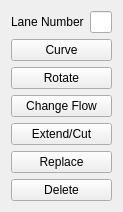
UmutSahinSE/Ata-Caddesi-Simulator, file roadoptions.ui: the form before one commit.
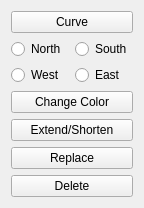
The form after the commit.

The edit to the form file:
```diff
--- a/roadoptions.ui
+++ b/roadoptions.ui
@@ -6,28 +6,14 @@
    <rect>
     <x>0</x>
     <y>0</y>
-    <width>123</width>
-    <height>156</height>
+    <width>144</width>
+    <height>150</height>
    </rect>
   </property>
   <property name="windowTitle">
    <string>Form</string>
   </property>
   <layout class="QVBoxLayout" name="verticalLayout">
-   <item>
-    <layout class="QHBoxLayout" name="horizontalLayout">
-     <item>
-      <widget class="QLabel" name="label_7">
-       <property name="text">
-        <string>Lane Number</string>
-       </property>
-      </widget>
-     </item>
-     <item>
-      <widget class="QLineEdit" name="lineEdit"/>
-     </item>
-    </layout>
-   </item>
    <item>
     <widget class="QPushButton" name="CurveButton">
      <property name="text">
@@ -36,23 +22,48 @@
     </widget>
    </item>
    <item>
-    <widget class="QPushButton" name="RotateButton">
-     <property name="text">
-      <string>Rotate</string>
-     </property>
-    </widget>
+    <layout class="QGridLayout" name="gridLayout">
+     <item row="0" column="0">
+      <widget class="QRadioButton" name="radioButton">
+       <property name="text">
+        <string>North</string>
+       </property>
+      </widget>
+     </item>
+     <item row="2" column="0">
+      <widget class="QRadioButton" name="radioButton_2">
+       <property name="text">
+        <string>West</string>
+       </property>
+      </widget>
+     </item>
+     <item row="0" column="1">
+      <widget class="QRadioButton" name="radioButton_3">
+       <property name="text">
+        <string>South</string>
+       </property>
+      </widget>
+     </item>
+     <item row="2" column="1">
+      <widget class="QRadioButton" name="radioButton_4">
+       <property name="text">
+        <string>East</string>
+       </property>
+      </widget>
+     </item>
+    </layout>
    </item>
    <item>
     <widget class="QPushButton" name="ChangeFlowButton">
      <property name="text">
-      <string>Change Flow</string>
+      <string>Change Color</string>
      </property>
     </widget>
    </item>
    <item>
     <widget class="QPushButton" name="ExtendCutButton">
      <property name="text">
-      <string>Extend/Cut</string>
+      <string>Extend/Shorten</string>
      </property>
     </widget>
    </item>
```
